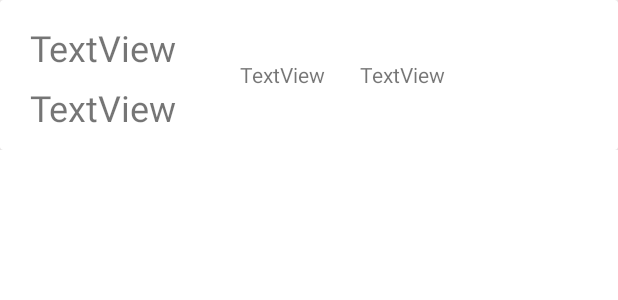
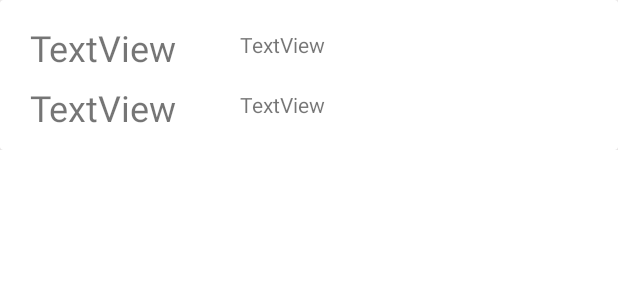
Before and after one commit to flogriesser/SmartHomeMQTT, an Android app: the layout message_item.xml on its own in the app's theme, with its tools: preview values and no code run, on a phone screen of 412 x 824 dp. Shown: the top 300 px of the screen. Run offline under Robolectric (Android 15) with nearby library versions, the phone set to English and light mode, and no system bars.

Commit message:
Message Notification now tested. Added Icon and removed some bugs

```diff
--- a/app/src/main/AndroidManifest.xml
+++ b/app/src/main/AndroidManifest.xml
@@ -10,9 +10,9 @@
 
     <application
         android:allowBackup="true"
-        android:icon="@mipmap/ic_launcher"
+        android:icon="@drawable/homeicon"
         android:label="@string/app_name"
-        android:roundIcon="@mipmap/ic_launcher_round"
+        android:roundIcon="@drawable/homeicon"
         android:supportsRtl="true"
         android:theme="@style/Theme.SmartHomeMQTT">
         <activity
--- a/app/src/main/java/com/example/smarthomemqtt/MainActivity.java
+++ b/app/src/main/java/com/example/smarthomemqtt/MainActivity.java
@@ -3,9 +3,11 @@ package com.example.smarthomemqtt;
 import android.app.Notification;
 import android.app.NotificationManager;
 import android.app.PendingIntent;
+import android.app.TaskStackBuilder;
 import android.content.Context;
 import android.content.Intent;
 import android.content.SharedPreferences;
+import android.os.Build;
 import android.os.Bundle;
 import android.preference.PreferenceManager;
 import android.view.View;
@@ -17,6 +19,7 @@ import android.widget.Toast;
 
 import androidx.appcompat.app.AppCompatActivity;
 import androidx.core.app.NotificationCompat;
+import androidx.core.app.NotificationManagerCompat;
 
 import org.eclipse.paho.client.mqttv3.IMqttDeliveryToken;
 import org.eclipse.paho.client.mqttv3.MqttCallback;
@@ -26,6 +29,11 @@ import org.eclipse.paho.client.mqttv3.MqttMessage;
 import java.io.FileNotFoundException;
 import java.io.FileOutputStream;
 import java.io.IOException;
+import java.text.DateFormat;
+import java.time.LocalDate;
+import java.time.format.DateTimeFormatter;
+import java.util.Calendar;
+import java.util.Date;
 import java.util.Random;
 import java.util.Timer;
 import java.util.TimerTask;
@@ -52,9 +60,9 @@ public class MainActivity extends AppCompatActivity {
 
 
         //Generate unique client id for MQTT broker connection
-        Random r = new Random();
-        int i1 = r.nextInt(5000 - 1) + 1;
-        Constants.clientid = "mqtt" + i1;
+        //Random r = new Random();
+        //int i1 = r.nextInt(5000 - 1) + 1;
+        Constants.clientid = "mqtt" + username;
 
 
         // TODO: scrollable > login site (text )
@@ -250,21 +258,34 @@ public class MainActivity extends AppCompatActivity {
                     //TODO Add custom setting handling here
                 }
                 else{
-                    String Group = "Test";
-                    String Device = "TEst";
-                    String Time = "12:00";
-                    String Message = "Message";
+                    //TODO
+                    String[] Topic = topic.split("/");
+                    String Group = "";
+                    String Device = "";
+
+                    if (true) {
+                        Group = Topic[0];
+                        Device = Topic[1];
+                    } else{
+                        Group = "";
+                        Device = topic;
+                    }
+
+
+
+                    String Time = Calendar.getInstance().getTime().toString().split("GMT")[0];
+
 
                     FileOutputStream fos = null;
                     try {
-                        fos = openFileOutput(Constants.DeviceFile, MODE_APPEND);
+                        fos = openFileOutput(Constants.MessageFile, MODE_APPEND);
                         fos.write(Group.getBytes());
                         fos.write(",".getBytes());
                         fos.write(Device.getBytes());
                         fos.write(",".getBytes());
                         fos.write(Time.getBytes());
                         fos.write(",".getBytes());
-                        fos.write(Message.getBytes());
+                        fos.write(message.toString().getBytes());
                         fos.write("\n".getBytes());
                     } catch (FileNotFoundException e) {
                         e.printStackTrace();
@@ -282,12 +303,10 @@ public class MainActivity extends AppCompatActivity {
                     Toast.makeText(getApplicationContext(), "Message arrived", Toast.LENGTH_SHORT).show();
 
 
+
                 }
 
-
-
-                Toast.makeText(getApplicationContext(), "Message arrived", Toast.LENGTH_SHORT).show();
-
+                //Toast.makeText(getApplicationContext(), "Message arrived", Toast.LENGTH_SHORT).show();
 
             }
 
--- a/app/src/main/java/com/example/smarthomemqtt/Message.java
+++ b/app/src/main/java/com/example/smarthomemqtt/Message.java
@@ -39,10 +39,10 @@ public class Message {
         this.device_str = device_str;
     }
     public void setTime(@NonNull final String time_str) {
-        this.device_str = time_str;
+        this.time_str = time_str;
     }
     public void setMessage(@NonNull final String message_str) {
-        this.device_str = message_str;
+        this.message_str = message_str;
     }
 
     public String toString() {
--- a/app/src/main/java/com/example/smarthomemqtt/NotificationMessages.java
+++ b/app/src/main/java/com/example/smarthomemqtt/NotificationMessages.java
@@ -58,7 +58,7 @@ public class NotificationMessages extends AppCompatActivity {
             String text;
             while ((text = br.readLine()) != null) {
                 String[] line = text.split(",");
-                if(line.length == 4 && !line[1].equals(Constants.ControlDeviceSettings)){
+                if(line.length == 4){
                     MessageList.add(new Message(line[0], line[1], line[2], line[3]));
                     if(!(GroupList.contains(line[0]))){
                         GroupList.add(line[0]);
--- a/app/src/main/res/layout/message_item.xml
+++ b/app/src/main/res/layout/message_item.xml
@@ -38,18 +38,18 @@
 
         <TextView
             android:id="@+id/time"
-            android:layout_width="wrap_content"
+            android:layout_width="230dp"
             android:layout_height="wrap_content"
             android:layout_marginLeft="160dp"
-            android:layout_marginTop="40dp"
+            android:layout_marginTop="20dp"
             android:text="TextView" />
 
         <TextView
             android:id="@+id/message"
-            android:layout_width="152dp"
+            android:layout_width="230dp"
             android:layout_height="wrap_content"
-            android:layout_marginLeft="240dp"
-            android:layout_marginTop="40dp"
+            android:layout_marginLeft="160dp"
+            android:layout_marginTop="60dp"
             android:text="TextView" />
 
 
```
Also changed, not shown: app/src/main/java/com/example/smarthomemqtt/MessageAdapter.java (+10 -10 lines), app/src/main/res/layout/home_main.xml (+5 -8 lines), app/src/main/res/layout/notification.xml (+4 -6 lines), app/src/main/res/drawable-v24/homeicon.png (added).
